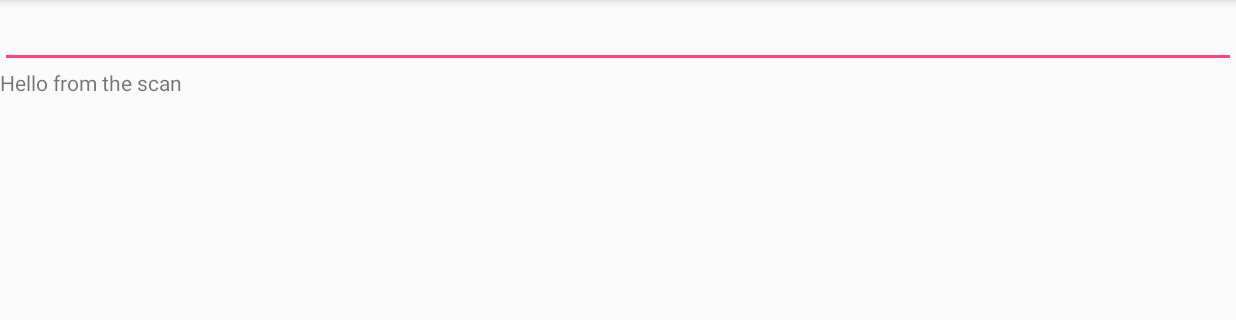
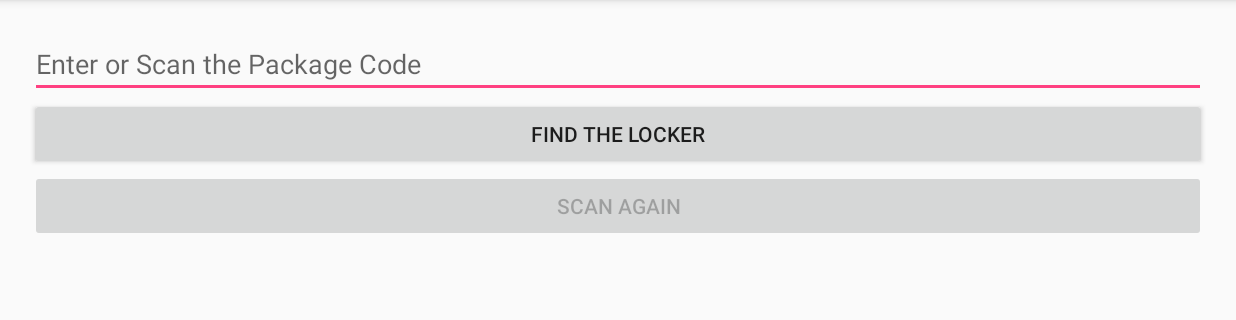
Before and after one commit to nannandenden/AwesomeUsbManager, an Android app: the screen it shows after launch (ScanActivity), after a tap on "SCAN THE CODE", on a phone screen of 824 x 412 dp (held sideways), the part 72-392 px from its top. Run offline under Robolectric (Android 15) with nearby library versions, the phone set to English and light mode, and no system bars; libraries missing offline, so code that uses them is left out: com.facebook.stetho; 1 statement that could not run was skipped.

Commit message:
add scanner function

```diff
--- a/app/build.gradle
+++ b/app/build.gradle
@@ -25,4 +25,6 @@ dependencies {
     testImplementation 'junit:junit:4.12'
     androidTestImplementation 'com.android.support.test:runner:1.0.1'
     androidTestImplementation 'com.android.support.test.espresso:espresso-core:3.0.1'
+
+    compile 'com.facebook.stetho:stetho:1.5.0'
 }
--- a/app/src/main/AndroidManifest.xml
+++ b/app/src/main/AndroidManifest.xml
@@ -6,6 +6,7 @@
     <uses-sdk android:maxSdkVersion="15" />
 
     <application
+        android:name=".App"
         android:allowBackup="true"
         android:icon="@mipmap/ic_launcher"
         android:label="@string/app_name"
--- /dev/null
+++ b/app/src/main/java/com/example/nanden/awesomeusbmanager/App.java
@@ -0,0 +1,32 @@
+package com.example.nanden.awesomeusbmanager;
+
+import android.app.Application;
+
+import com.facebook.stetho.Stetho;
+
+import java.util.ArrayList;
+import java.util.List;
+
+/**
+ * Created by nanden on 11/15/17.
+ */
+
+public class App extends Application {
+
+    @Override
+    public void onCreate() {
+        super.onCreate();
+        Stetho.initializeWithDefaults(this);
+        // instantiate the locker into sqlite database
+        LockerDatabaseHelper.getsInstance(this).addListOfLocker(createLockerList());
+    }
+
+    private List<Locker> createLockerList() {
+        List<Locker> lockers = new ArrayList<>();
+        String[] strings = getResources().getStringArray(R.array.locker_number);
+        for (int i = 0; i < strings.length; i++) {
+            lockers.add(new Locker(strings[i], String.valueOf(i+10)));
+        }
+        return lockers;
+    }
+}
--- /dev/null
+++ b/app/src/main/java/com/example/nanden/awesomeusbmanager/Locker.java
@@ -0,0 +1,18 @@
+package com.example.nanden.awesomeusbmanager;
+
+import java.util.concurrent.locks.Lock;
+
+/**
+ * Created by nanden on 11/15/17.
+ */
+
+public class Locker {
+
+    public String code;
+    public String lockerNumber;
+
+    public Locker(String code, String lockerNumber) {
+        this.code = code;
+        this.lockerNumber = lockerNumber;
+    }
+}
--- /dev/null
+++ b/app/src/main/java/com/example/nanden/awesomeusbmanager/LockerDatabaseHelper.java
@@ -0,0 +1,118 @@
+package com.example.nanden.awesomeusbmanager;
+
+import android.content.ContentValues;
+import android.content.Context;
+import android.database.Cursor;
+import android.database.sqlite.SQLiteDatabase;
+import android.database.sqlite.SQLiteException;
+import android.database.sqlite.SQLiteOpenHelper;
+import android.util.Log;
+
+import java.util.ArrayList;
+import java.util.List;
+import java.util.concurrent.locks.Lock;
+
+/**
+ * Created by nanden on 11/15/17.
+ */
+
+public class LockerDatabaseHelper extends SQLiteOpenHelper {
+
+    private static final String LOG_TAG = LockerDatabaseHelper.class.getSimpleName();
+
+    // for making the SQliteOpenHelper class singleton class
+    private static LockerDatabaseHelper sInstance;
+    // database info
+    private static final String DATABASE_NAME = "lockerDatabase";
+    private static final int DATABASE_VERSION = 1;
+
+    // table name
+    private static final String TABLE_LOCKER = "locker";
+
+    // locker table columns
+    private static final String KEY_LOCKER_ID = "id";
+    private static final String KEY_LOCKER_CODE = "code";
+    private static final String KEY_LOCKER_NUMBER = "number";
+
+    public static synchronized LockerDatabaseHelper getsInstance(Context context) {
+        if (sInstance == null) {
+            // use application context to ensure that not accidentally leak the activity's context
+            return new LockerDatabaseHelper(context.getApplicationContext());
+        }
+        return sInstance;
+    }
+
+    private LockerDatabaseHelper(Context context) {
+        super(context, DATABASE_NAME, null, DATABASE_VERSION);
+    }
+    // called when the database is created for the first time
+    // If a database already exist on disk with the same DATABASE_NAME, onCreate method will not be called
+    @Override
+    public void onCreate(SQLiteDatabase sqLiteDatabase) {
+
+        sqLiteDatabase.execSQL("CREATE TABLE " + TABLE_LOCKER +
+                "(" +
+                KEY_LOCKER_ID + " INTEGER PRIMARY KEY," + // primary key
+                KEY_LOCKER_CODE + " TEXT," +
+                KEY_LOCKER_NUMBER + " TEXT" +
+                ")");
+    }
+
+    // called when database need to be upgraded
+    // This method will be only called if a database already exists on disk with the same DATABASE_NAME
+    // but the DATABASE_VERSION is different than the version of the database that exist on disk
+    @Override
+    public void onUpgrade(SQLiteDatabase sqLiteDatabase, int oldVersion, int newVersion) {
+        if (oldVersion != newVersion) {
+            // drop the old database and re-create the new one
+            sqLiteDatabase.execSQL("DROP TABLE IF EXISTS " + TABLE_LOCKER);
+            onCreate(sqLiteDatabase);
+        }
+    }
+
+    public void addListOfLocker(List<Locker> lockerList) {
+        for (Locker locker : lockerList) {
+            addLocker(locker);
+        }
+    }
+
+    public void addLocker(Locker locker) {
+        // create/open a database for writing
+        SQLiteDatabase sqLiteDatabase = getWritableDatabase();
+        sqLiteDatabase.beginTransaction();
+        try {
+            // for store a set of values
+            ContentValues contentValues = new ContentValues();
+            contentValues.put(KEY_LOCKER_CODE, locker.code);
+            contentValues.put(KEY_LOCKER_NUMBER, locker.lockerNumber);
+            // insert row into a database
+            // nullColumnHack:  If not set to null, the nullColumnHack parameter provides the name of nullable column name to explicitly insert a NULL into in the case where your values is empty.
+            sqLiteDatabase.insertOrThrow(TABLE_LOCKER, null, contentValues);
+            sqLiteDatabase.setTransactionSuccessful();
+        } catch (SQLiteException e) {
+            Log.d(LOG_TAG, "Fail to insert into the table: " + e.getMessage());
+        } finally {
+            sqLiteDatabase.endTransaction();
+        }
+    }
+
+    public Locker getLockerNumber(String code) {
+        SQLiteDatabase sqLiteDatabase = getReadableDatabase();
+        Locker locker = null;
+        String QUERY = String.format("SELECT * FROM %S WHERE %S = %S", TABLE_LOCKER, KEY_LOCKER_CODE, code);
+        Cursor cursor = null;
+        try {
+            cursor = sqLiteDatabase.rawQuery(QUERY, null);
+            cursor.moveToFirst();
+            locker = new Locker(cursor.getString(cursor.getColumnIndex(KEY_LOCKER_CODE)), cursor.getString(cursor.getColumnIndex(KEY_LOCKER_NUMBER)));
+            Log.d(LOG_TAG, "locker.code: " + locker.code + "\tlocker.lockerNumber: " + locker.lockerNumber);
+        } catch (SQLiteException e) {
+            Log.d(LOG_TAG, "Fail to get the locker number: " + e.getMessage());
+        } finally {
+            if (cursor != null) {
+                cursor.close();
+            }
+        }
+        return locker;
+    }
+}
--- a/app/src/main/java/com/example/nanden/awesomeusbmanager/MainActivity.java
+++ b/app/src/main/java/com/example/nanden/awesomeusbmanager/MainActivity.java
@@ -20,8 +20,10 @@ import android.widget.Button;
 import android.widget.TextView;
 import android.widget.Toast;
 
+import java.util.ArrayList;
 import java.util.HashMap;
 import java.util.HashSet;
+import java.util.List;
 import java.util.Map;
 import java.util.Set;
 
@@ -33,6 +35,7 @@ import java.util.Set;
 
 public class MainActivity extends AppCompatActivity {
     private static final String LOG_TAG = MainActivity.class.getSimpleName();
+
     // by giving a pending intent to another application, you are granting the right to perform
     // the operation you have specified as if the other application was yourself
     // PendingIntent is a token that you give to foreign application(3rd party application) which allow foreign application to use
@@ -60,6 +63,7 @@ public class MainActivity extends AppCompatActivity {
     protected void onCreate(Bundle savedInstanceState) {
         super.onCreate(savedInstanceState);
         setContentView(R.layout.activity_main);
+
         interfaceSet = new HashSet<>();
 
         btnUsb = findViewById(R.id.btnUsb);
@@ -89,7 +93,6 @@ public class MainActivity extends AppCompatActivity {
             @Override
             public void onClick(View view) {
                 startActivity(ScanActivity.startIntent(MainActivity.this));
-                finish();
             }
         });
     }
@@ -192,6 +195,7 @@ public class MainActivity extends AppCompatActivity {
             unregisterReceiver(mUsbReceiver);
         }
     }
+
 }
 
 /**
--- a/app/src/main/java/com/example/nanden/awesomeusbmanager/ScanActivity.java
+++ b/app/src/main/java/com/example/nanden/awesomeusbmanager/ScanActivity.java
@@ -2,17 +2,29 @@ package com.example.nanden.awesomeusbmanager;
 
 import android.content.Context;
 import android.content.Intent;
-import android.content.IntentFilter;
 import android.os.Bundle;
 import android.support.annotation.Nullable;
 import android.support.v7.app.AppCompatActivity;
+import android.text.TextUtils;
+import android.util.Log;
 import android.view.View;
+import android.widget.Button;
+import android.widget.EditText;
+import android.widget.TextView;
+import android.widget.Toast;
 
 /**
  * Created by nanden on 11/14/17.
  */
 
 public class ScanActivity extends AppCompatActivity {
+
+    private static final String LOG_TAG = ScanActivity.class.getSimpleName();
+    EditText etCode;
+    Button btnFindLocker;
+    Button btnScanAgain;
+    TextView tvDescription;
+    TextView tvLockerNumber;
 
     public static Intent startIntent(Context context) {
         return new Intent(context, ScanActivity.class);
@@ -22,6 +34,50 @@ public class ScanActivity extends AppCompatActivity {
     protected void onCreate(@Nullable Bundle savedInstanceState) {
         super.onCreate(savedInstanceState);
         setContentView(R.layout.activity_scan);
+        etCode = findViewById(R.id.etScan);
+        btnFindLocker = findViewById(R.id.btnFindLocker);
+        btnScanAgain = findViewById(R.id.btnScanAgain);
+        btnScanAgain.setEnabled(false);
+        tvDescription = findViewById(R.id.tvDescription);
+        tvLockerNumber = findViewById(R.id.tvLockerNumber);
+
+        btnFindLocker.setOnClickListener(new View.OnClickListener() {
+            @Override
+            public void onClick(View view) {
+                findLocker();
+            }
+        });
+
+        btnScanAgain.setOnClickListener(new View.OnClickListener() {
+            @Override
+            public void onClick(View view) {
+                etCode.setText("");
+                etCode.requestFocus();
+                tvLockerNumber.setText("");
+                tvDescription.setText("");
+                findLocker();
+                btnScanAgain.setEnabled(false);
+            }
+        });
+
+    }
+
+    private void findLocker() {
+        if (TextUtils.isEmpty(etCode.getText())) {
+            Toast.makeText(ScanActivity.this, "There is no input. The Package Code field cannot be empty", Toast.LENGTH_LONG).show();
+            Log.d(LOG_TAG, "no input");
+        } else {
+            Log.d(LOG_TAG, "input is " + etCode.getText().toString());
+            Locker locker = LockerDatabaseHelper.getsInstance(ScanActivity.this).getLockerNumber(etCode.getText().toString());
+            if (locker != null) {
+                tvDescription.setText("Your Locker Number is");
+                tvLockerNumber.setText(locker.lockerNumber);
+                btnScanAgain.setEnabled(true);
+            } else {
+                tvDescription.setText("There is no package for code for " + etCode.getText().toString());
+                Toast.makeText(ScanActivity.this, "There is no package for code for " + etCode.getText().toString(), Toast.LENGTH_LONG).show();
+            }
+        }
     }
 
 }
--- a/app/src/main/res/layout/activity_main.xml
+++ b/app/src/main/res/layout/activity_main.xml
@@ -12,7 +12,7 @@
         android:id="@+id/btnUsb"
         android:layout_width="match_parent"
         android:layout_height="wrap_content"
-        android:text="Check USB device"/>
+        android:text="Register USB Device"/>
 
     <TextView
         android:id="@+id/tvInfo"
@@ -25,7 +25,7 @@
         android:layout_width="match_parent"
         android:layout_height="wrap_content"
         android:layout_marginTop="30dp"
-        android:text="Display Endpoints Information"/>
+        android:text="Display USB Endpoints Information"/>
 
     <TextView
         android:id="@+id/tvInterface"
--- a/app/src/main/res/layout/activity_scan.xml
+++ b/app/src/main/res/layout/activity_scan.xml
@@ -3,17 +3,39 @@
     xmlns:android="http://schemas.android.com/apk/res/android"
     android:orientation="vertical"
     android:layout_width="match_parent"
-    android:layout_height="match_parent">
+    android:layout_height="match_parent"
+    android:padding="20dp">
 
     <EditText
         android:id="@+id/etScan"
         android:layout_width="match_parent"
-        android:layout_height="wrap_content" />
+        android:layout_height="wrap_content"
+        android:hint="Enter or Scan the Package Code"/>
+
+    <Button
+        android:id="@+id/btnFindLocker"
+        android:layout_width="match_parent"
+        android:layout_height="wrap_content"
+        android:text="Find the locker"/>
+
+    <Button
+        android:id="@+id/btnScanAgain"
+        android:layout_width="match_parent"
+        android:layout_height="wrap_content"
+        android:text="Scan Again"/>
 
     <TextView
-        android:id="@+id/tvResult"
+        android:id="@+id/tvDescription"
         android:layout_width="match_parent"
         android:layout_height="wrap_content"
-        android:text="Hello from the scan"/>
+        android:layout_marginTop="20dp"
+        android:gravity="center"
+        android:textAppearance="@style/TextAppearance.AppCompat.Large" />
 
+    <TextView
+        android:id="@+id/tvLockerNumber"
+        android:layout_width="match_parent"
+        android:layout_height="wrap_content"
+        android:gravity="center"
+        android:textSize="400sp" />
 </LinearLayout>
--- /dev/null
+++ b/app/src/main/res/values/string_array.xml
@@ -0,0 +1,7 @@
+<?xml version="1.0" encoding="utf-8"?>
+<resources>
+    <string-array name="locker_number">
+        <item>211874</item>
+        <item>222222</item>
+    </string-array>
+</resources>
```
Also changed, not shown: app/src/main/res/xml/device_filter.xml (added, +7 -0 lines).
